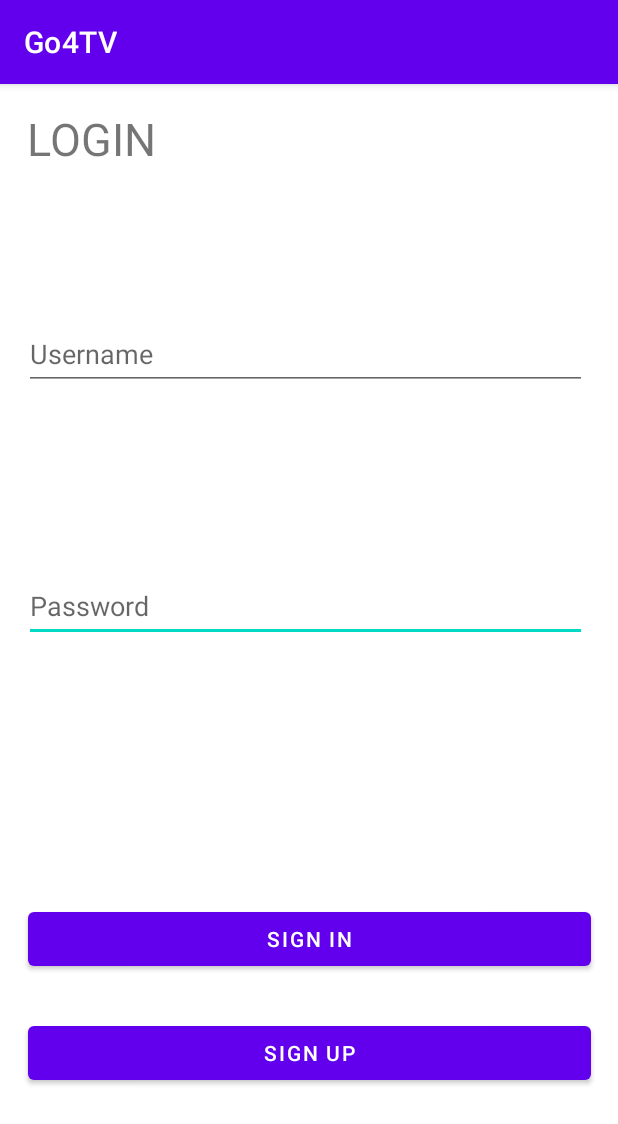
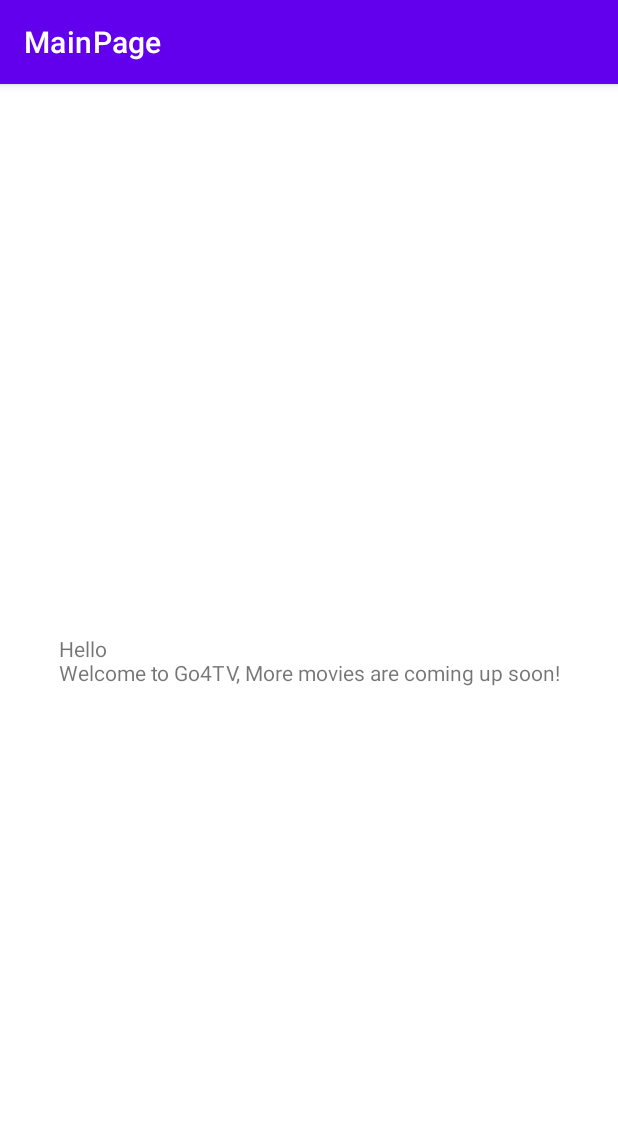
Before and after one commit to CKB1738/movieapp, an Android app: the screen it shows after launch (MainActivity before the commit, MainPageActivity after it), after a tap on "SIGN IN", on a phone screen of 412 x 824 dp. Shown: the top 1124 px of the screen. Run offline under Robolectric (Android 15) with nearby library versions, the phone set to English and light mode, and no system bars.

Commit message:
Add temp main page which will say hello to user input's userName.

```diff
--- a/app/src/main/AndroidManifest.xml
+++ b/app/src/main/AndroidManifest.xml
@@ -12,9 +12,12 @@
         android:theme="@style/Theme.Go4TV"
         tools:targetApi="31">
         <activity
+            android:name=".presentation.MainPageActivity"
+            android:exported="false" />
+        <activity
             android:name=".presentation.RegistrationActivity"
             android:exported="false"
-            android:parentActivityName = ".presentation.MainActivity"/>
+            android:parentActivityName=".presentation.MainActivity" />
         <activity
             android:name=".presentation.MainActivity"
             android:exported="true">
--- a/app/src/main/java/comp3350/go4tv/presentation/MainActivity.java
+++ b/app/src/main/java/comp3350/go4tv/presentation/MainActivity.java
@@ -5,6 +5,10 @@ import androidx.appcompat.app.AppCompatActivity;
 import android.content.Intent;
 import android.os.Bundle;
 import android.view.View;
+import android.widget.EditText;
+import android.widget.TextView;
+
+import org.w3c.dom.Text;
 
 import comp3350.go4tv.R;
 
@@ -18,12 +22,16 @@ public class MainActivity extends AppCompatActivity {
 
     public void launchSignUp(View v){
 
-        //launch sign up page after click sin up button
+//        launch sign up page after click sin up button
         Intent i = new Intent(this,RegistrationActivity.class);
         startActivity(i);
     }
 
     public void launchHomepage(View v){
         //launch homepage after sign in veryfied
+        Intent i = new Intent(this, MainPageActivity.class);
+        String userName = ((EditText)findViewById(R.id.usernameInput)).getText().toString();
+        i.putExtra("username",userName);
+        startActivity(i);
     }
 }
--- /dev/null
+++ b/app/src/main/java/comp3350/go4tv/presentation/MainPageActivity.java
@@ -0,0 +1,23 @@
+package comp3350.go4tv.presentation;
+
+import androidx.appcompat.app.AppCompatActivity;
+
+import android.content.Intent;
+import android.os.Bundle;
+import android.widget.TextView;
+
+import comp3350.go4tv.R;
+
+public class MainPageActivity extends AppCompatActivity {
+
+    @Override
+    protected void onCreate(Bundle savedInstanceState) {
+        super.onCreate(savedInstanceState);
+        setTitle("MainPage");
+        setContentView(R.layout.activity_main_page);
+        Intent i = getIntent();
+        String userName = i.getStringExtra("username");
+        String msg = "Hello " + userName + "\nWelcome to Go4TV, More movies are coming up soon!";
+        ((TextView)findViewById(R.id.tempText)).setText(msg);
+    }
+}
--- /dev/null
+++ b/app/src/main/res/layout/activity_main_page.xml
@@ -0,0 +1,17 @@
+<?xml version="1.0" encoding="utf-8"?>
+<androidx.constraintlayout.widget.ConstraintLayout xmlns:android="http://schemas.android.com/apk/res/android"
+    xmlns:app="http://schemas.android.com/apk/res-auto"
+    xmlns:tools="http://schemas.android.com/tools"
+    android:layout_width="match_parent"
+    android:layout_height="match_parent"
+    tools:context=".presentation.MainPageActivity">
+
+    <TextView
+        android:id="@+id/tempText"
+        android:layout_width="wrap_content"
+        android:layout_height="wrap_content"
+        app:layout_constraintBottom_toBottomOf="parent"
+        app:layout_constraintEnd_toEndOf="parent"
+        app:layout_constraintStart_toStartOf="parent"
+        app:layout_constraintTop_toTopOf="parent" />
+</androidx.constraintlayout.widget.ConstraintLayout>
```
